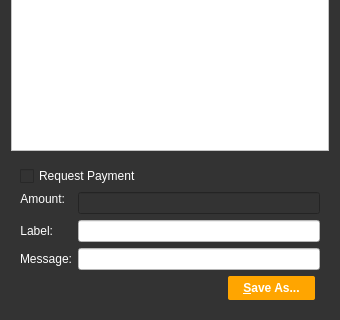
Qt form src/qt/forms/qrcodedialog.ui (SpectreSecurityCoin/SpectreSecurityCoin) before a commit; both pictures show x 0 to 340 and y 210 to 530 of the 340 by 530 pixel window.
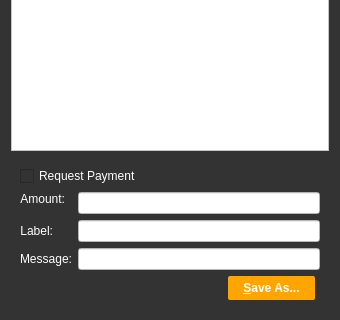
The same form after that commit. Custom widgets are drawn as their Qt base class.

What changed in the file:
```diff
--- a/src/qt/forms/qrcodedialog.ui
+++ b/src/qt/forms/qrcodedialog.ui
@@ -167,6 +167,10 @@
             <height>0</height>
            </size>
           </property>
+          <property name="styleSheet">
+           <string notr="true">background-color: rgb(255, 255, 255);
+color: rgb(0, 0, 0);</string>
+          </property>
          </widget>
         </item>
        </layout>
```
